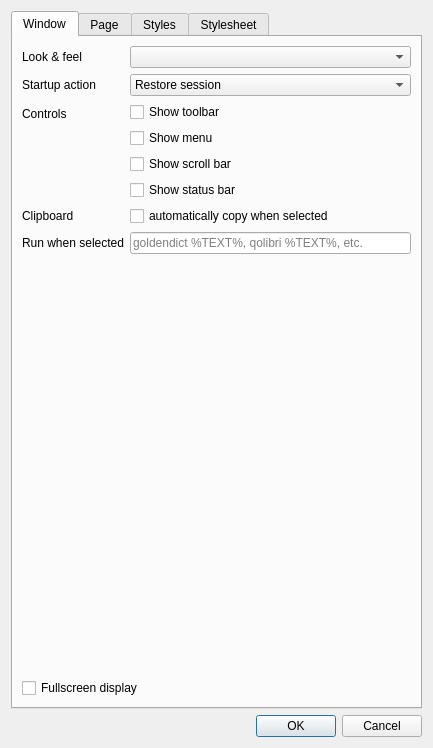
The window that src/settings.ui (CrazyCoder/crqt-ng) describes before a commit, drawn with Qt 5.
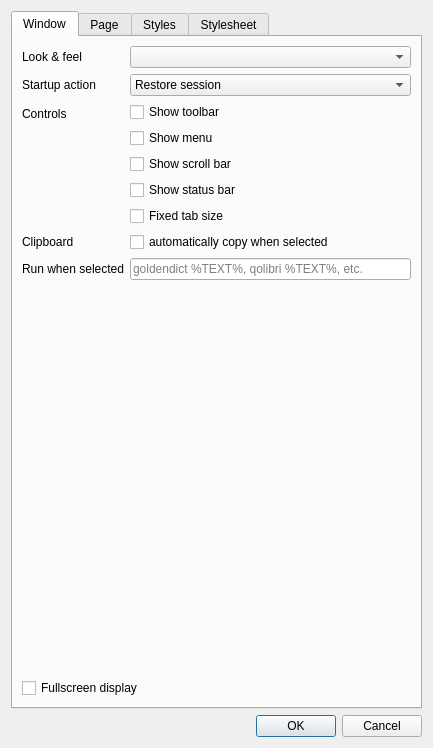
The same window after the commit. The open tabs and pages were chosen to show the change. Icons and pictures are not drawn.

```diff
--- a/src/settings.ui
+++ b/src/settings.ui
@@ -123,6 +123,13 @@
              </property>
             </widget>
            </item>
+           <item>
+            <widget class="QCheckBox" name="cbWindowFixedTabSize">
+             <property name="text">
+              <string>Fixed tab size</string>
+             </property>
+            </widget>
+           </item>
           </layout>
          </item>
          <item row="3" column="0">
```
